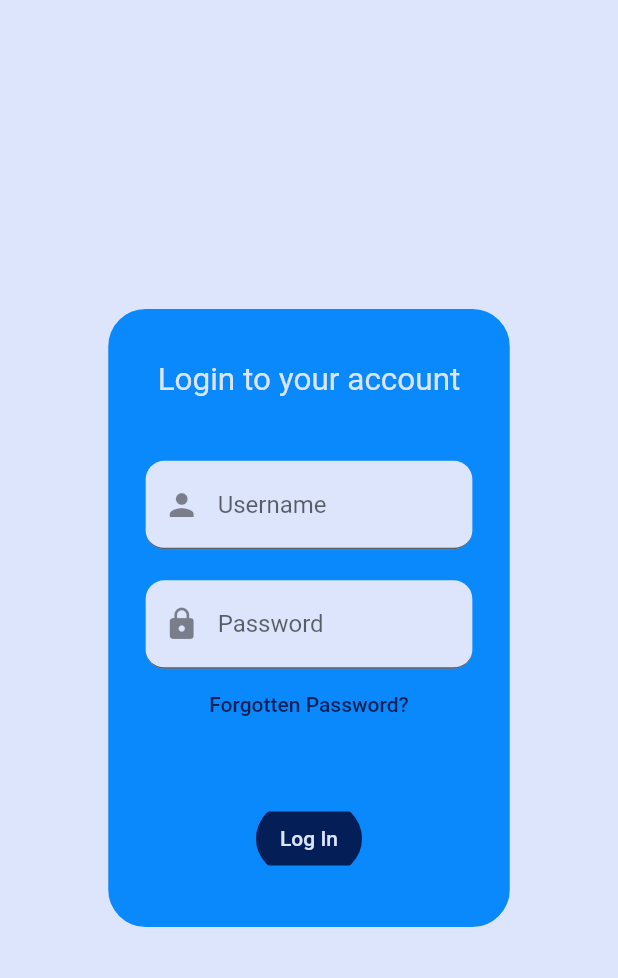
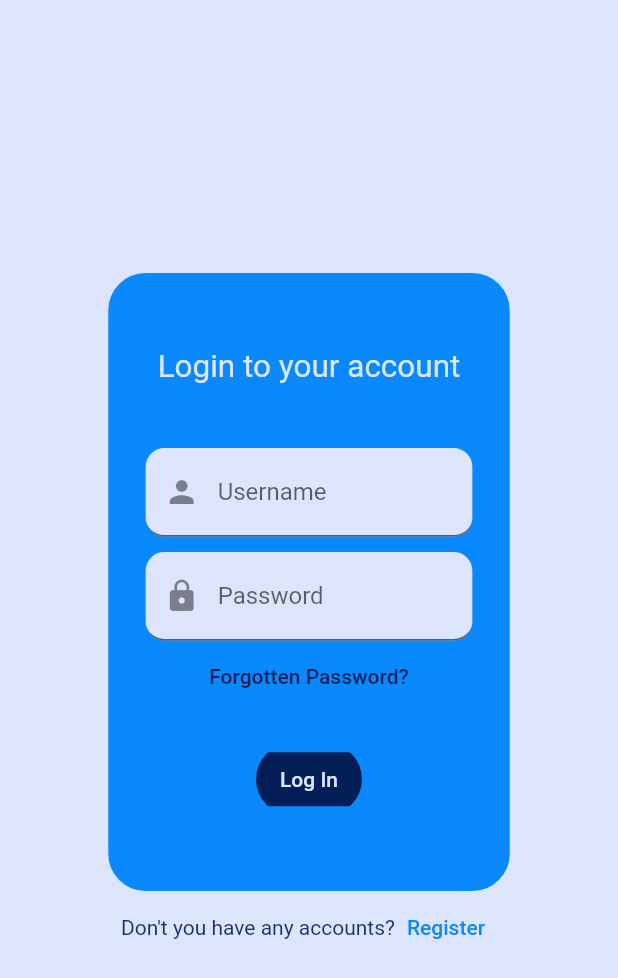
Before and after one commit to bunkieproject/bunkie_fe, a Flutter app: the screen it shows after launch, on a phone screen of 412 x 824 dp. Shown: the top 978 px of the screen. Run offline on Flutter 3.47's test engine with Material 2 defaults, Android fonts, the phone set to English and light mode, and no system bars.

Commit message:
BUN-66 : register button is added

```diff
--- a/lib/main.dart
+++ b/lib/main.dart
@@ -1,4 +1,3 @@
-import 'package:app/constants.dart';
 import 'package:flutter/material.dart';
 
 import 'package:app/page/login.dart';
--- a/lib/page/login.dart
+++ b/lib/page/login.dart
@@ -1,8 +1,9 @@
 import 'package:app/constants.dart';
-import 'package:flutter_svg/flutter_svg.dart';
 import 'package:flutter/material.dart';
 
 class LoginPage extends StatefulWidget {
+  const LoginPage({super.key});
+
   @override
   _LoginPageState createState() => _LoginPageState();
 }
@@ -22,7 +23,7 @@ class _LoginPageState extends State<LoginPage> {
             borderRadius: BorderRadius.circular(25.0),
             child: Container(
                 width: screenWidth * 0.65,
-                height: screenHeight * 0.50,
+                height: screenHeight * 0.5,
                 color: BunkieColors.bright,
                 padding: const EdgeInsets.all(25.0),
                 child: Column(
@@ -45,9 +46,10 @@ class _LoginPageState extends State<LoginPage> {
                                 borderRadius:
                                     BorderRadius.all(Radius.circular(12.5))))),
                     SizedBox(
-                      height: screenHeight * 0.025,
+                      height: screenHeight * 0.0125,
                     ),
                     TextFormField(
+                        obscureText: true,
                         decoration: const InputDecoration(
                             filled: true,
                             fillColor: BunkieColors.light,
@@ -57,19 +59,21 @@ class _LoginPageState extends State<LoginPage> {
                                 borderRadius:
                                     BorderRadius.all(Radius.circular(12.5))))),
                     const TextButton(
-                      onPressed: null,
+                      onPressed:
+                          null, // TO DO : Navigates to Forgotten Password Page
                       child: Text("Forgotten Password?",
                           textAlign: TextAlign.center,
                           style: TextStyle(color: BunkieColors.dark),
                           textScaleFactor: BunkieText.medium),
                     ),
                     SizedBox(
-                      height: screenHeight * 0.05,
+                      height: screenHeight * 0.025,
                     ),
                     ClipRRect(
                       borderRadius: BorderRadius.circular(25.0),
                       child: ElevatedButton(
-                          onPressed: null,
+                          onPressed:
+                              null, // TO DO : Tries to Log in, otherwise prints error
                           style: ButtonStyle(
                               backgroundColor:
                                   MaterialStateProperty.all(BunkieColors.dark)),
@@ -80,7 +84,23 @@ class _LoginPageState extends State<LoginPage> {
                     )
                   ],
                 )),
-          )
+          ),
+          Row(
+              mainAxisAlignment: MainAxisAlignment.center,
+              children: const [
+                Text("Don't you have any accounts?",
+                    textAlign: TextAlign.center,
+                    style: TextStyle(color: BunkieColors.slate),
+                    textScaleFactor: BunkieText.medium),
+                TextButton(
+                  onPressed:
+                      null, // TO DO : Navigates to Register Page
+                  child: Text("Register",
+                      textAlign: TextAlign.center,
+                      style: TextStyle(color: BunkieColors.bright),
+                      textScaleFactor: BunkieText.medium),
+                ),
+              ])
         ],
       )),
     );
```
